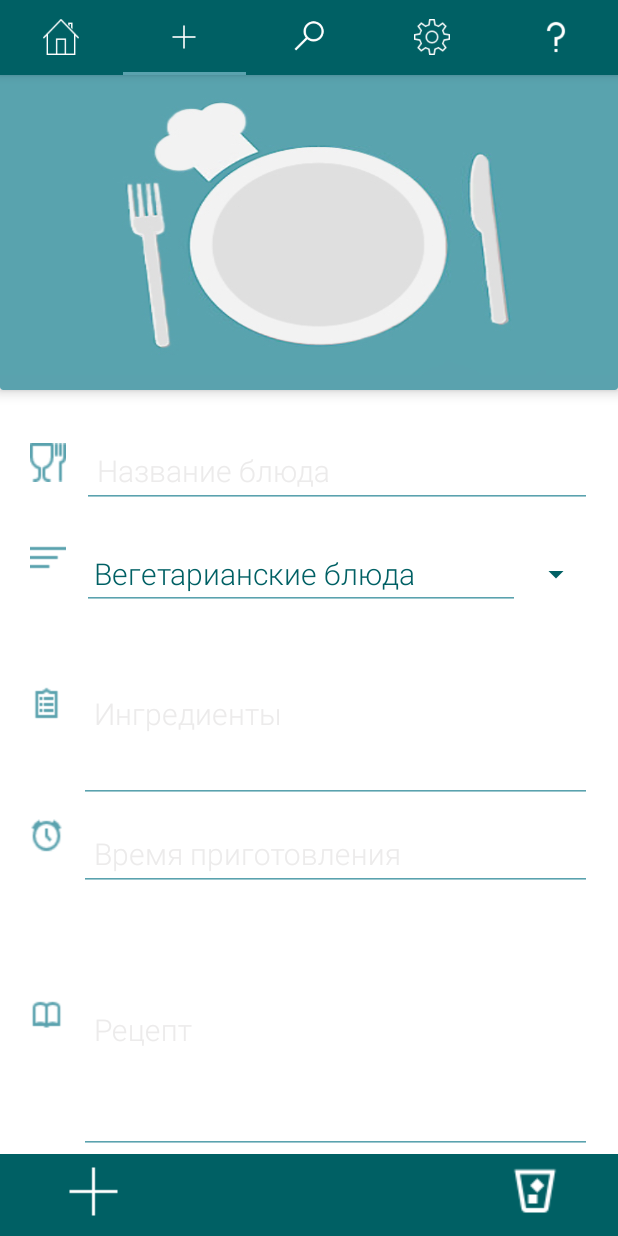
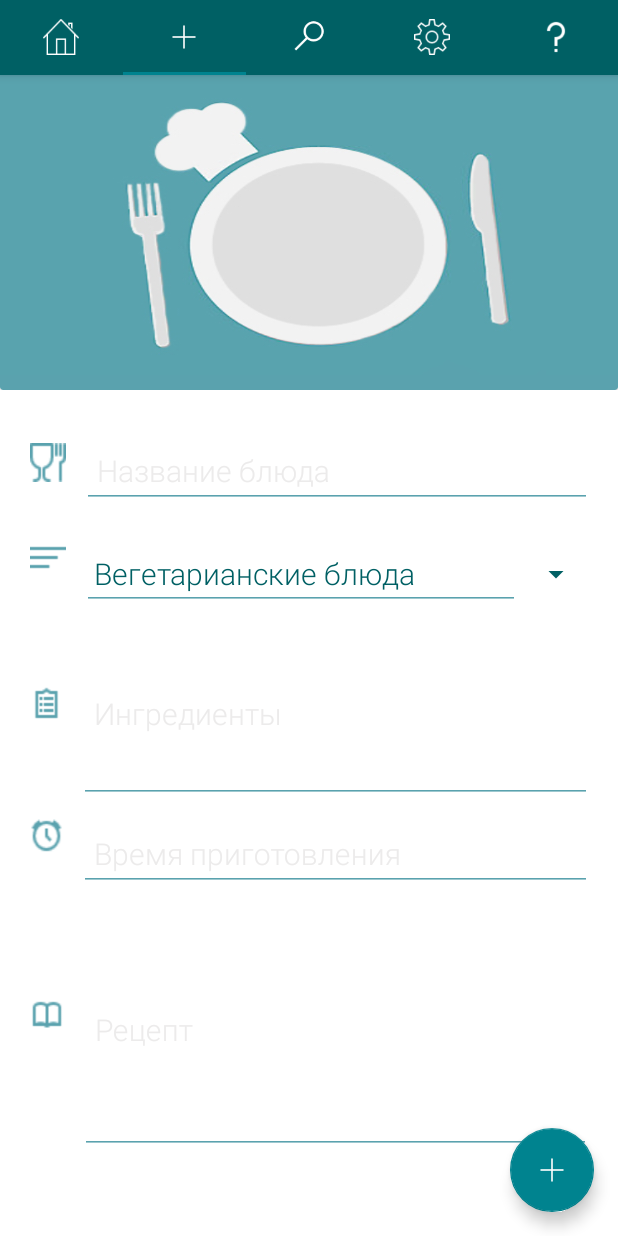
Before and after one commit to DashaZhirenok/food_2, an Android app: the screen it shows after launch (HomeActivity), tab 2 chosen, on a phone screen of 412 x 824 dp. Run offline under Robolectric (Android 15) with nearby library versions, the phone set to English and light mode, and no system bars.

Commit message:
#11. Floating Action Button was added.

```diff
--- a/food/app/src/main/java/com/example/duska/food/MainFragment.java
+++ b/food/app/src/main/java/com/example/duska/food/MainFragment.java
@@ -4,6 +4,7 @@ import android.content.ContentValues;
 import android.database.Cursor;
 import android.database.sqlite.SQLiteDatabase;
 import android.os.Bundle;
+import android.support.design.widget.FloatingActionButton;
 import android.support.v4.app.Fragment;
 import android.text.TextUtils;
 import android.util.Log;
@@ -23,7 +24,7 @@ import android.widget.Toast;
  */
 public class MainFragment extends Fragment implements View.OnClickListener {
 
-    private Button btnAdd, btnDelete;
+    private FloatingActionButton btnAdd;
     private EditText etNameofdish, etCookingTime, etIngredients1;
     private TextView text_of_recipe;
     private Spinner spinnerCategory;
@@ -43,11 +44,8 @@ public class MainFragment extends Fragment implements View.OnClickListener {
                              Bundle savedInstanceState) {
         View view =  inflater.inflate(R.layout.fragment_main, container, false);
 
-        btnAdd = (Button) view.findViewById(R.id.btnAdd);
+        btnAdd = (FloatingActionButton) view.findViewById(R.id.btnAdd);
         btnAdd.setOnClickListener(this);
-
-        btnDelete = (Button) view.findViewById(R.id.btnDelete);
-        btnDelete.setOnClickListener(this);
 
         etNameofdish = (EditText) view.findViewById(R.id.etNameofdish);
         etCookingTime = (EditText) view.findViewById(R.id.etCookingTime);
@@ -147,7 +145,7 @@ public class MainFragment extends Fragment implements View.OnClickListener {
 
                 }
 
-                case R.id.btnDelete: // удаление какого-то конкретного блюда
+                /*case R.id.btnDelete: // удаление какого-то конкретного блюда
                 {
                     if (nameofdish.equalsIgnoreCase("")) {
                         break;
@@ -159,7 +157,7 @@ public class MainFragment extends Fragment implements View.OnClickListener {
                     Log.d("mLog", "deleted rows count = " + updCount3);
 
                     break;
-                }
+                }*/
 
                 case R.layout.spinner_item:
                 {
--- a/food/app/src/main/res/layout/card_view_item.xml
+++ b/food/app/src/main/res/layout/card_view_item.xml
@@ -32,7 +32,8 @@
         <LinearLayout
             android:layout_width="match_parent"
             android:background="@color/colorPrimary"
-            android:layout_height="50dp">
+            android:layout_height="50dp"
+            android:orientation="horizontal">
             <TextView
                 android:id="@+id/tvNameOfDish"
                 android:layout_width="match_parent"
--- a/food/app/src/main/res/layout/fragment_main.xml
+++ b/food/app/src/main/res/layout/fragment_main.xml
@@ -1,20 +1,30 @@
 <?xml version="1.0" encoding="utf-8"?>
-<ScrollView
-    xmlns:android="http://schemas.android.com/apk/res/android"
+<android.support.design.widget.CoordinatorLayout xmlns:android="http://schemas.android.com/apk/res/android"
     android:layout_width="fill_parent"
     android:layout_height="fill_parent"
     xmlns:font="http://schemas.android.com/apk/assets/font"
+    xmlns:app="http://schemas.android.com/tools"
     font:typeface="ROBOTO-REGULAR.TTF"
     xmlns:card_view="http://schemas.android.com/apk/res-auto"
+    android:orientation="vertical">
+
+    <ScrollView
+        android:layout_width="fill_parent"
+        android:layout_height="fill_parent"
         android:fillViewport="true"
         android:orientation="vertical"
         android:background="@color/color_back"
         android:weightSum="1">
-
     <!-- Image -->
     <TableLayout
         android:layout_width="match_parent"
         android:layout_height="wrap_content"
+        android:orientation="vertical">
+
+            <LinearLayout
+                android:layout_width="wrap_content"
+                android:layout_height="wrap_content"
+                android:weightSum="10"
                 android:orientation="vertical">
 
             <android.support.v7.widget.CardView
@@ -28,7 +38,8 @@
 
                 <RelativeLayout
                     android:layout_width="match_parent"
-                android:layout_height="match_parent">
+                    android:layout_height="match_parent"
+                    android:id="@+id/viewA">
 
                     <ImageView
                         android:id="@+id/textView"
@@ -42,6 +53,7 @@
 
             </android.support.v7.widget.CardView>
 
+            </LinearLayout>
 
         <!-- первая таблица -->
 
@@ -212,6 +224,7 @@
             android:layout_width="wrap_content"
             android:layout_height="wrap_content"
             android:weightSum="10"
+            android:layout_marginLeft="20dp"
             android:orientation="horizontal">
 
                 <ImageView
@@ -220,7 +233,6 @@
                     android:layout_height="wrap_content"
                     android:layout_weight="0.5"
                     android:layout_marginBottom="10dp"
-                android:layout_marginLeft="20dp"
                     android:layout_marginTop="70dp"
                     android:layout_marginRight="5dp"
                     android:scaleType="fitXY"
@@ -248,41 +260,19 @@
                         android:textColor="@color/color_text"
                         android:textSize="20dp" />
                 </android.support.design.widget.TextInputLayout>
+        </LinearLayout>
+    </TableLayout>
 
-        </LinearLayout>
-
-        <RelativeLayout
-            android:layout_width="match_parent"
-            android:layout_height="match_parent">
-
-            <ImageView
-                android:layout_width="match_parent"
-                android:layout_height="55dp"
-                android:id="@+id/imageView2"
-                android:layout_alignParentTop="true"
-                android:background="@color/color_button" />
-
-            <Button
+    </ScrollView>
+    <android.support.design.widget.FloatingActionButton
+        android:src="@drawable/ic_add"
+        app:fabSize="normal"
         android:id="@+id/btnAdd"
-                android:layout_width="80dp"
-                android:layout_height="50dp"
-                android:drawableStart="@drawable/ic_add"
-                android:background="#00ffffff"
-                android:layout_marginStart="37dp"
-                android:layout_alignParentTop="true"
-                android:layout_alignParentStart="true">
-            </Button>
-
-            <Button
+        android:clickable="true"
         android:layout_width="wrap_content"
         android:layout_height="wrap_content"
-                android:id="@+id/btnDelete"
-                android:drawableEnd="@drawable/ic_clear"
-                android:background="#00ffffff"
-                android:layout_marginEnd="37dp"
-                android:layout_alignParentTop="true"
-                android:layout_alignParentEnd="true" />
-        </RelativeLayout>
+        app:layout_anchor="@id/viewA"
+        android:layout_gravity="bottom|right"
+        android:layout_margin="16dp"/>
 
-    </TableLayout>
-</ScrollView>
+</android.support.design.widget.CoordinatorLayout>
--- a/food/app/src/main/res/values/colors.xml
+++ b/food/app/src/main/res/values/colors.xml
@@ -2,7 +2,7 @@
 <resources>
     <color name="colorPrimary">#006064</color>
     <color name="colorPrimaryDark">#002929</color>
-    <color name="colorAccent">#5aa2ae</color>
+    <color name="colorAccent">#00838F</color>
     <color name="color_button">#006064</color>
     <color name="color_text">#006064</color>
     <color name="color_text_hint">#ecebeb</color>
```
Also changed, not shown: food/app/src/main/java/com/example/duska/food/ShowActivity.java (+3 -7 lines), food/app/src/main/res/layout/fragment_help.xml (+36 -6 lines). Lines whose indentation alone changed are shown as unchanged.
